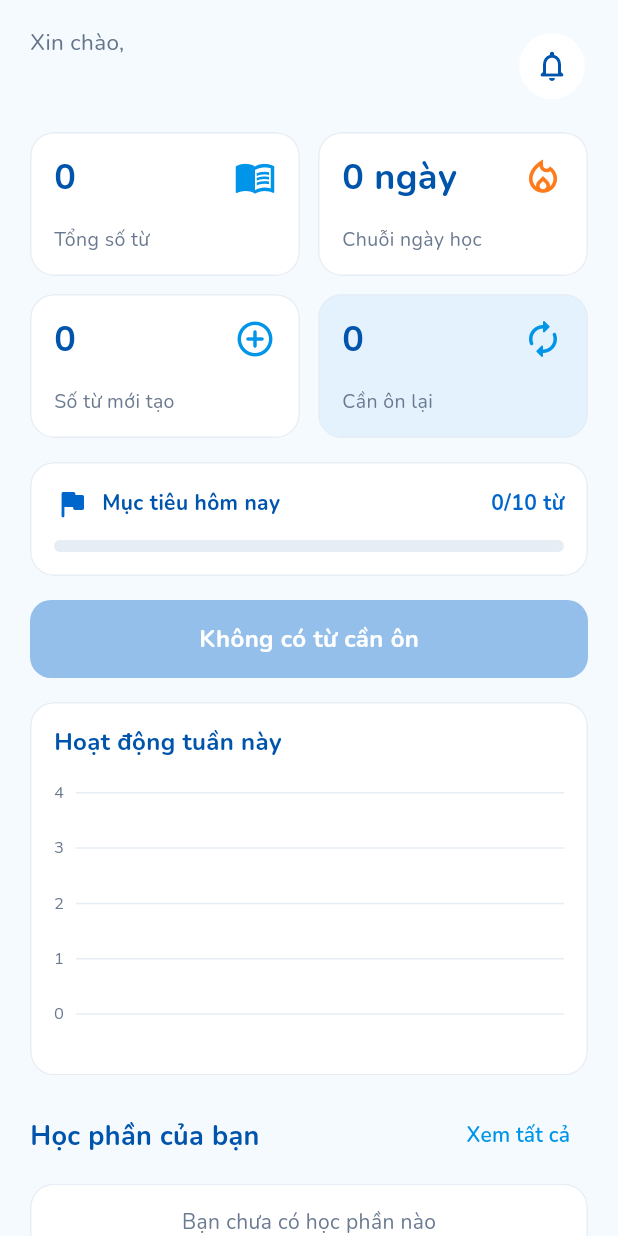
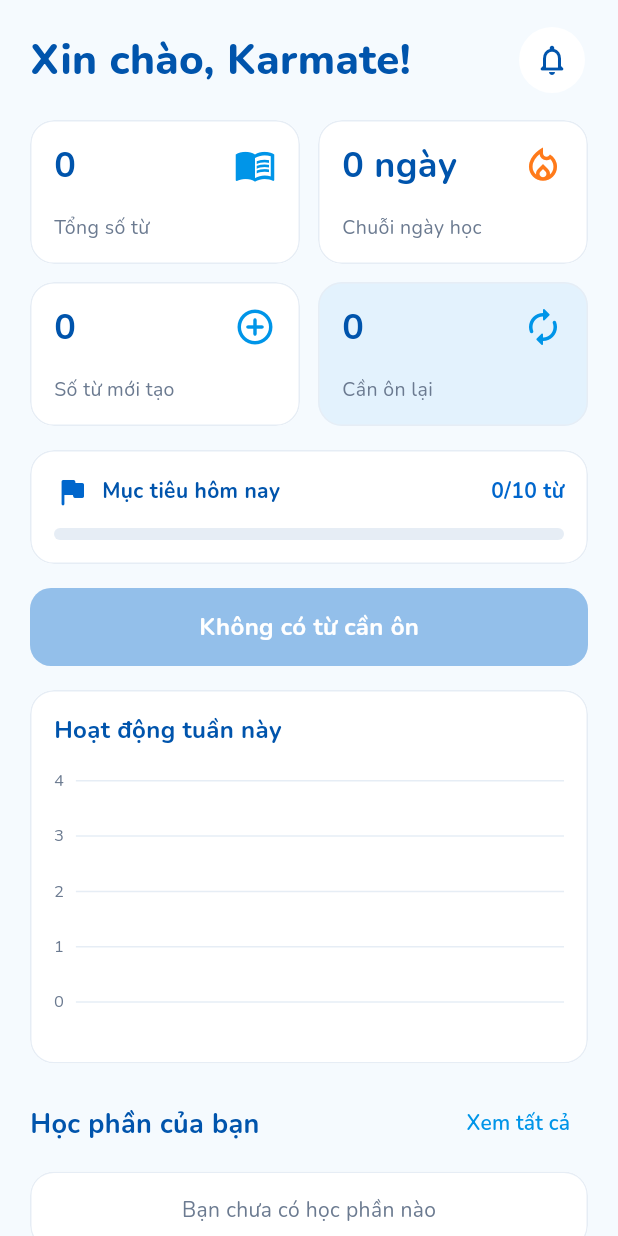
Before and after one commit to QuangDuc-ptit/INT1449_Nhom3_KTHP, a Flutter app: the HomeScreen screen opened directly with empty values, on a phone screen of 412 x 824 dp. Run offline on Flutter 3.47's test engine with Material 3 defaults, Android fonts, the phone set to English and light mode, and no system bars; our stand-ins replace audioplayers, flutter_tts, speech_to_text; accounts and stored records are empty.

Commit message:
style(fe): thống nhất tiêu đề 4 tab chính
- Widget TabHeader dùng chung: 28 ExtraBold navy, lề trái 20dp, trên 16dp,
  hàng cao 48dp, nút bên phải căn giữa theo tiêu đề.
- Trang chủ: "Xin chào, Karmate!" một dòng; Hồ sơ bỏ AppBar để cùng vị trí
  với Thư viện, Luyện tập.
- Gộp homeGreeting / libraryTitle / practiceTitle thành AppTypography.tabTitle.

```diff
--- a/karvocab_flutter/lib/core/constants/app_dimensions.dart
+++ b/karvocab_flutter/lib/core/constants/app_dimensions.dart
@@ -120,7 +120,6 @@ class AppDimensions {
   static const double homeCardPadding = 16.0;
   static const double homeCardBorderWidth = 1.0;
   static const double homeGoalBarHeight = 8.0;
-  static const double homeHeaderHeight = 56.0;
   static const double bellButtonSize = 44.0;
   static const double notificationBadgeSize = 18.0;
   static const double statCardHeight = 96.0;
@@ -201,7 +200,7 @@ class AppDimensions {
   static const double practiceMaxWidthDesktop = 1100.0;
   static const double practiceSettingsPanelWidth = 400.0;
   static const double practiceColumnGap = 24.0;
-  static const double practiceHorizontalPadding = 22.0;
+  static const double practiceHorizontalPadding = 20.0;
   static const double practiceHorizontalPaddingWide = 32.0;
   static const double practicePanelRadius = 20.0;
   static const double practicePanelPadding = 16.0;
--- a/karvocab_flutter/lib/core/constants/app_strings.dart
+++ b/karvocab_flutter/lib/core/constants/app_strings.dart
@@ -50,7 +50,7 @@ class AppStrings {
   static const String navProfile = 'Cá nhân';
 
   // Màn 04 · Trang chủ
-  static const String homeGreetingPrefix = 'Xin chào,';
+  static const String homeGreeting = 'Xin chào, Karmate!';
   static const String homeNotificationsTooltip = 'Thông báo';
 
   static const String homeStatTotalWords = 'Tổng số từ';
--- a/karvocab_flutter/lib/core/theme/app_typography.dart
+++ b/karvocab_flutter/lib/core/theme/app_typography.dart
@@ -118,16 +118,6 @@ class AppTypography {
   // ---------------------------------------------------------------------------
   // Màn 04 · Trang chủ
   // ---------------------------------------------------------------------------
-
-  /// Lời chào "Xin chào, {tên}!" — 26 ExtraBold.
-  static const TextStyle homeGreeting = TextStyle(
-    fontFamily: fontFamily,
-    fontFamilyFallback: fontFamilyFallback,
-    fontSize: 26.0,
-    fontWeight: FontWeight.w800,
-    color: AppColors.navyBlue,
-    height: 1.2,
-  );
 
   /// Số liệu trên thẻ thống kê — 24 Bold.
   static const TextStyle homeStatValue = TextStyle(
@@ -329,16 +319,6 @@ class AppTypography {
   // Màn 05 · Thư viện
   // ---------------------------------------------------------------------------
 
-  /// Tiêu đề "Thư viện" — 28 ExtraBold, BrandDark.
-  static const TextStyle libraryTitle = TextStyle(
-    fontFamily: fontFamily,
-    fontFamilyFallback: fontFamilyFallback,
-    fontSize: 28.0,
-    fontWeight: FontWeight.w800,
-    color: AppColors.navyBlue,
-    height: 1.2,
-  );
-
   /// Chữ gõ trong ô tìm kiếm — 14, TextPrimary.
   static const TextStyle searchInput = TextStyle(
     fontFamily: fontFamily,
@@ -430,13 +410,13 @@ class AppTypography {
   // Màn 10 · Luyện tập
   // ---------------------------------------------------------------------------
 
-  /// Tiêu đề "Luyện tập" — 28 ExtraBold, xanh chính.
-  static const TextStyle practiceTitle = TextStyle(
+  /// Tiêu đề lớn đầu 4 tab chính (TabHeader) — 28 ExtraBold, navy.
+  static const TextStyle tabTitle = TextStyle(
     fontFamily: fontFamily,
     fontFamilyFallback: fontFamilyFallback,
     fontSize: 28.0,
     fontWeight: FontWeight.w800,
-    color: AppColors.practicePrimary,
+    color: AppColors.navyBlue,
     height: 1.2,
   );
 
--- a/karvocab_flutter/lib/presentation/screens/home_screen.dart
+++ b/karvocab_flutter/lib/presentation/screens/home_screen.dart
@@ -14,6 +14,7 @@ import '../notifications/notification_ui_state.dart';
 import '../widgets/app_bottom_nav_bar.dart';
 import '../widgets/notification_popup.dart';
 import '../widgets/stat_card.dart';
+import '../widgets/tab_header.dart';
 import '../widgets/weekly_bar_chart.dart';
 
 /// Màn 04 · Trang chủ.
@@ -65,7 +66,7 @@ class HomeScreen extends StatelessWidget {
             AppDimensions.homeBlockGap,
           ),
           children: [
-            _Header(userName: state.userName, notifications: notifications, notificationCallbacks: notificationCallbacks),
+            _Header(notifications: notifications, notificationCallbacks: notificationCallbacks),
             blockGap,
             _StatGrid(state: state, onStatClick: onStatClick),
             blockGap,
@@ -97,45 +98,16 @@ class HomeScreen extends StatelessWidget {
 // -----------------------------------------------------------------------------
 
 class _Header extends StatelessWidget {
-  final String userName;
   final ValueListenable<NotificationUiState>? notifications;
   final NotificationPopupCallbacks notificationCallbacks;
 
-  const _Header({
-    required this.userName,
-    required this.notifications,
-    required this.notificationCallbacks,
-  });
+  const _Header({required this.notifications, required this.notificationCallbacks});
 
   @override
   Widget build(BuildContext context) {
-    return ConstrainedBox(
-      constraints: const BoxConstraints(minHeight: AppDimensions.homeHeaderHeight),
-      child: Row(
-        children: [
-          // Lời chào 2 dòng: tên dài vẫn hiện đủ, không bị ngắt giữa chừng.
-          Expanded(
-            child: Column(
-              crossAxisAlignment: CrossAxisAlignment.start,
-              mainAxisSize: MainAxisSize.min,
-              children: [
-                Text(
-                  AppStrings.homeGreetingPrefix,
-                  style: AppTypography.bodyMedium.copyWith(color: AppColors.textSecondary),
-                ),
-                Text(
-                  userName,
-                  style: AppTypography.homeGreeting,
-                  maxLines: 1,
-                  overflow: TextOverflow.ellipsis,
-                ),
-              ],
-            ),
-          ),
-          const SizedBox(width: AppDimensions.space12),
-          _BellButton(notifications: notifications, callbacks: notificationCallbacks),
-        ],
-      ),
+    return TabHeader(
+      title: AppStrings.homeGreeting,
+      trailing: _BellButton(notifications: notifications, callbacks: notificationCallbacks),
     );
   }
 }
--- /dev/null
+++ b/karvocab_flutter/lib/presentation/widgets/tab_header.dart
@@ -0,0 +1,34 @@
+import 'package:flutter/material.dart';
+
+import '../../core/constants/app_dimensions.dart';
+import '../../core/theme/app_typography.dart';
+
+/// Tiêu đề lớn đầu 4 tab chính (Trang chủ, Thư viện, Luyện tập, Hồ sơ cá nhân).
+///
+/// Dùng chung để cả 4 tab cùng cỡ chữ, màu và vị trí: hàng cao 48dp, chữ một
+/// dòng, nút bên phải (chuông, "+", cài đặt) căn giữa theo tiêu đề.
+/// Màn gọi tự đặt lề: trái/phải 20dp, trên 16dp.
+class TabHeader extends StatelessWidget {
+  final String title;
+  final Widget? trailing;
+
+  const TabHeader({super.key, required this.title, this.trailing});
+
+  @override
+  Widget build(BuildContext context) {
+    return ConstrainedBox(
+      constraints: const BoxConstraints(minHeight: AppDimensions.minTouchTarget),
+      child: Row(
+        children: [
+          Expanded(
+            child: Semantics(
+              header: true,
+              child: Text(title, style: AppTypography.tabTitle, maxLines: 1, overflow: TextOverflow.ellipsis),
+            ),
+          ),
+          if (trailing != null) ...[const SizedBox(width: AppDimensions.space12), trailing!],
+        ],
+      ),
+    );
+  }
+}
```
Also changed, not shown: karvocab_flutter/lib/presentation/quiz/practice_mode_screen.dart (+16 -42 lines), karvocab_flutter/lib/presentation/screens/library_screen.dart (+4 -5 lines), karvocab_flutter/lib/presentation/screens/profile_screen.dart (+11 -14 lines), 1 other file.
